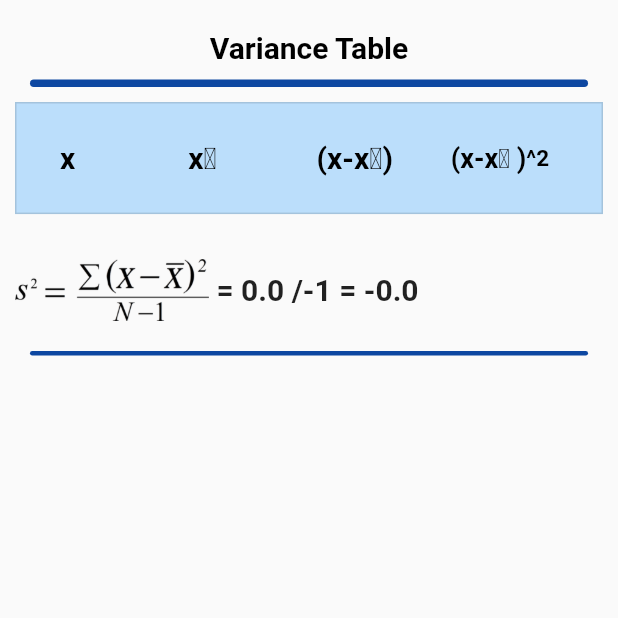
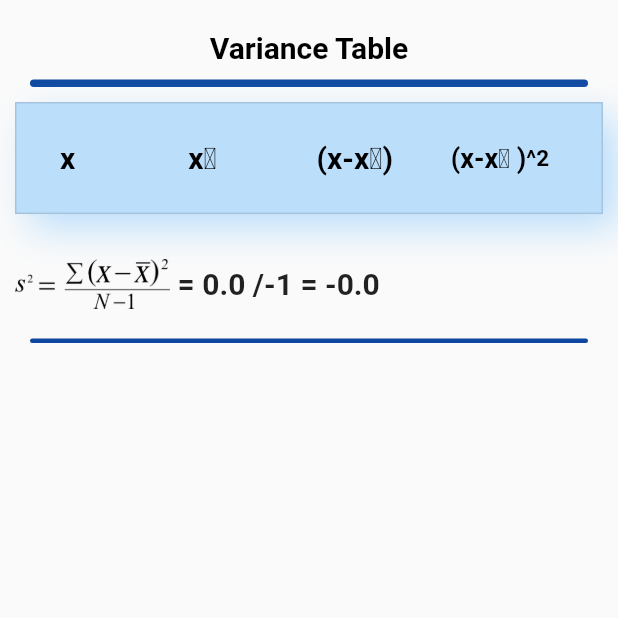
Before and after one commit to ziadwaelai/statisticsCalculator, a Flutter app: the StepsScreen screen opened directly, on a phone screen of 412 x 824 dp, the top half of it. Run offline on Flutter 3.47's test engine with Material 2 defaults, Android fonts, the light colour scheme and no system bars; our stand-ins replace simple_animations, sizer.

Commit message:
new update

```diff
--- a/lib/main.dart
+++ b/lib/main.dart
@@ -1,8 +1,6 @@
 import 'package:flutter/material.dart';
-import 'package:statistics_calculator/screens/stepsScreen.dart';
 import 'screens/fianlHomePage.dart';
 import 'package:sizer/sizer.dart';
-import 'screens/stepsScreen.dart';
 
 void main() {
   runApp(MyApp());
--- a/lib/screens/fianlHomePage.dart
+++ b/lib/screens/fianlHomePage.dart
@@ -146,7 +146,7 @@ class _FinalHomePageState extends State<FinalHomePage> {
                                 setState(() {});
                                 data = [];
                                 stringTolistData(inputControle.text);
-                                varianceTable();
+
                                 navigateTo(context, ResultScreen());
                               },
                             )),
--- a/lib/screens/stepsScreen.dart
+++ b/lib/screens/stepsScreen.dart
@@ -42,6 +42,12 @@ class _StepsScreenState extends State<StepsScreen> {
                 decoration: BoxDecoration(
                   border: Border.all(color: Colors.black12),
                   color: Colors.blue[100],
+                  boxShadow: [
+                    BoxShadow(
+                        color: Colors.blue.shade100,
+                        blurRadius: 20,
+                        offset: Offset(10, 10))
+                  ],
                 ),
                 child: Padding(
                   padding: const EdgeInsets.all(24.0),
@@ -114,11 +120,12 @@ class _StepsScreenState extends State<StepsScreen> {
           ),
           FadeAnimation(
             1.6,
-            Padding(
+            SingleChildScrollView(
+              child: Padding(
                 padding: const EdgeInsets.symmetric(horizontal: 10),
                 child: Container(
-                height: 5.h,
-                width: 5.w,
+                  height: 4.h,
+                  width: double.infinity,
                   child: Row(
                     children: [
                       Image(
@@ -126,10 +133,11 @@ class _StepsScreenState extends State<StepsScreen> {
                       ),
                       Text(
                         " = ${double.parse((variance() * (data.length - 1)).toStringAsFixed(3))} /${data.length - 1} = ${double.parse((variance()).toStringAsFixed(3))}",
-                      style:
-                          TextStyle(fontSize: 20, fontWeight: FontWeight.w600),
+                        style: TextStyle(
+                            fontSize: 20, fontWeight: FontWeight.w600),
                       ),
                     ],
+                  ),
                 ),
               ),
             ),
```
Also changed, not shown: lib/screens/resultScreen.dart (+70 -5 lines), lib/shered/components.dart (+23 -21 lines), pubspec.lock. Lines whose indentation alone changed are shown as unchanged.
